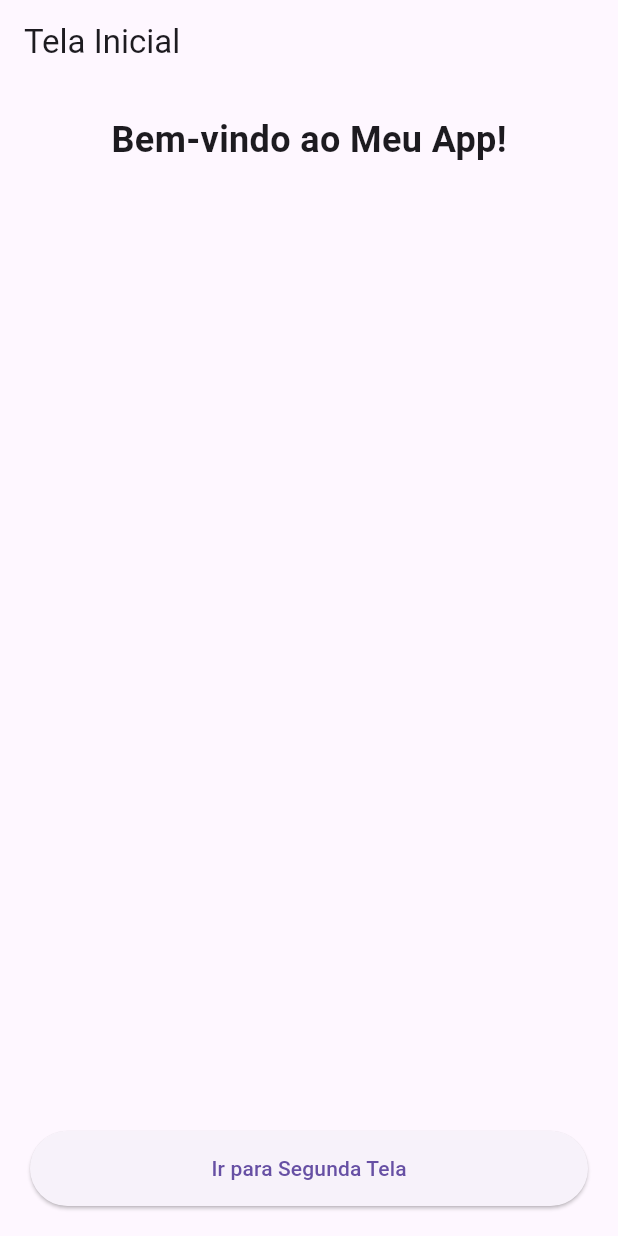
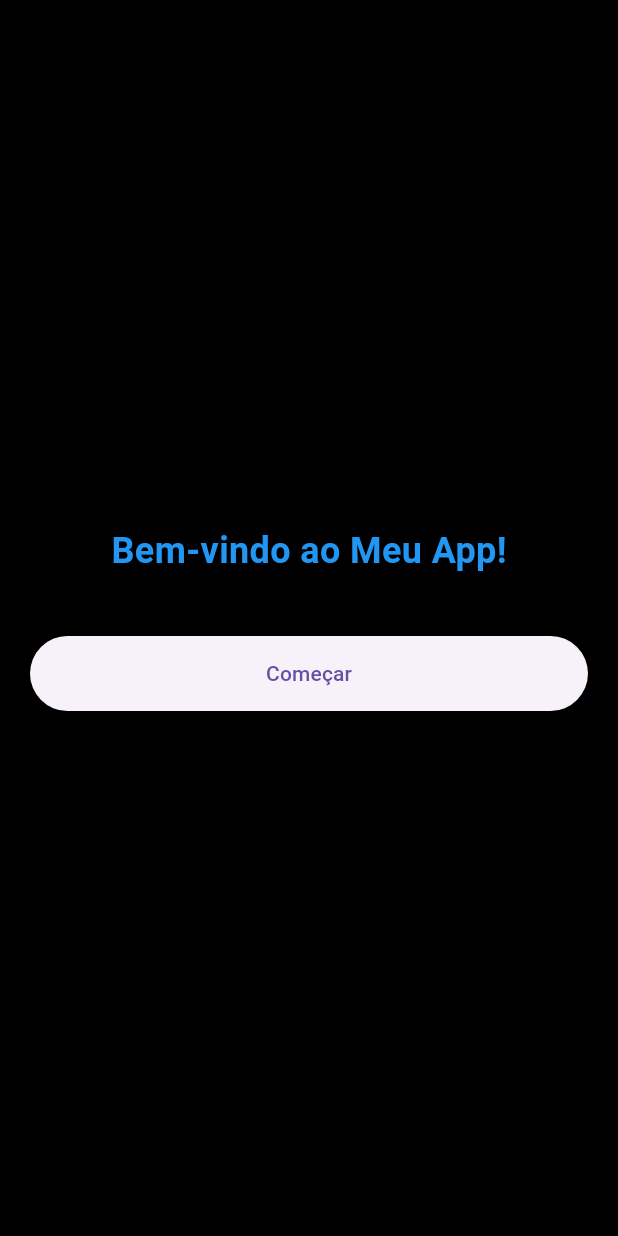
Before and after one commit to JpP3dro/app_bunco, a Flutter app: the screen it shows after launch, on a phone screen of 412 x 824 dp. Run offline on Flutter 3.47's test engine with Material 3 defaults, Android fonts, the phone set to English and light mode, and no system bars.

Commit message:
Alterando cores

```diff
--- a/lib/main.dart
+++ b/lib/main.dart
@@ -1,4 +1,3 @@
-
 import 'package:flutter/material.dart';
 import 'screens/login.dart';
 
@@ -12,6 +11,7 @@
   @override
   Widget build(BuildContext context) {
     return MaterialApp(
+      debugShowCheckedModeBanner: false,
       title: 'Tela Inicial',
       theme: ThemeData(
         primarySwatch: Colors.blue,
@@ -27,21 +27,20 @@
   @override
   Widget build(BuildContext context) {
     return Scaffold(
-      appBar: AppBar(
-        title: const Text('Tela Inicial'),
-      ),
-      body: Column(
-        mainAxisAlignment: MainAxisAlignment.spaceBetween,
+      backgroundColor: Colors.black,
+      body: Center( // Envolve a Column com Center
+        child: Column(
+          mainAxisAlignment: MainAxisAlignment.center, // Centraliza os filhos da Column verticalmente
+          mainAxisSize: MainAxisSize.min, // Faz a Column ocupar o mínimo de espaço vertical
           children: [
-          const Center(
-            child: Padding(
+            const Padding(
               padding: EdgeInsets.all(20),
               child: Text(
                 'Bem-vindo ao Meu App!',
                 style: TextStyle(
                   fontSize: 24,
                   fontWeight: FontWeight.bold,
-                ),
+                  color: Colors.blue
                 ),
               ),
             ),
@@ -55,11 +54,12 @@
                 style: ElevatedButton.styleFrom(
                   minimumSize: const Size(double.infinity, 50),
                 ),
-              child: const Text('Ir para Segunda Tela'),
+                child: const Text('Começar'),
               ),
             ),
           ],
         ),
+      ),
     );
   }
 }
```
Lines whose indentation alone changed are shown as unchanged.
